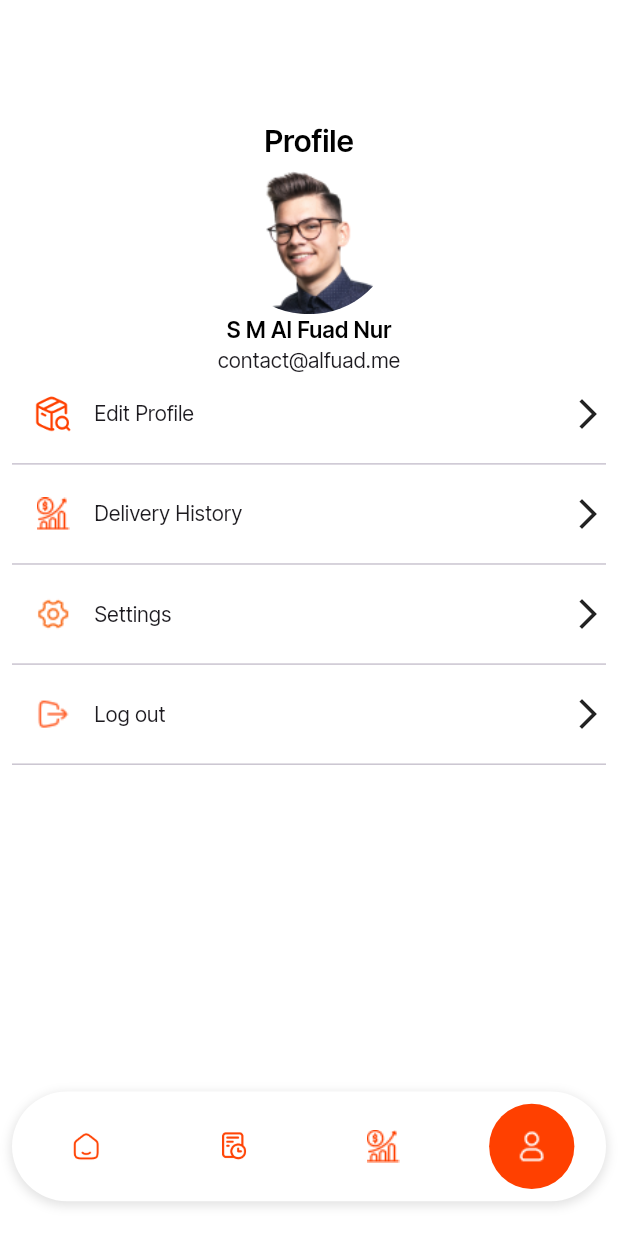
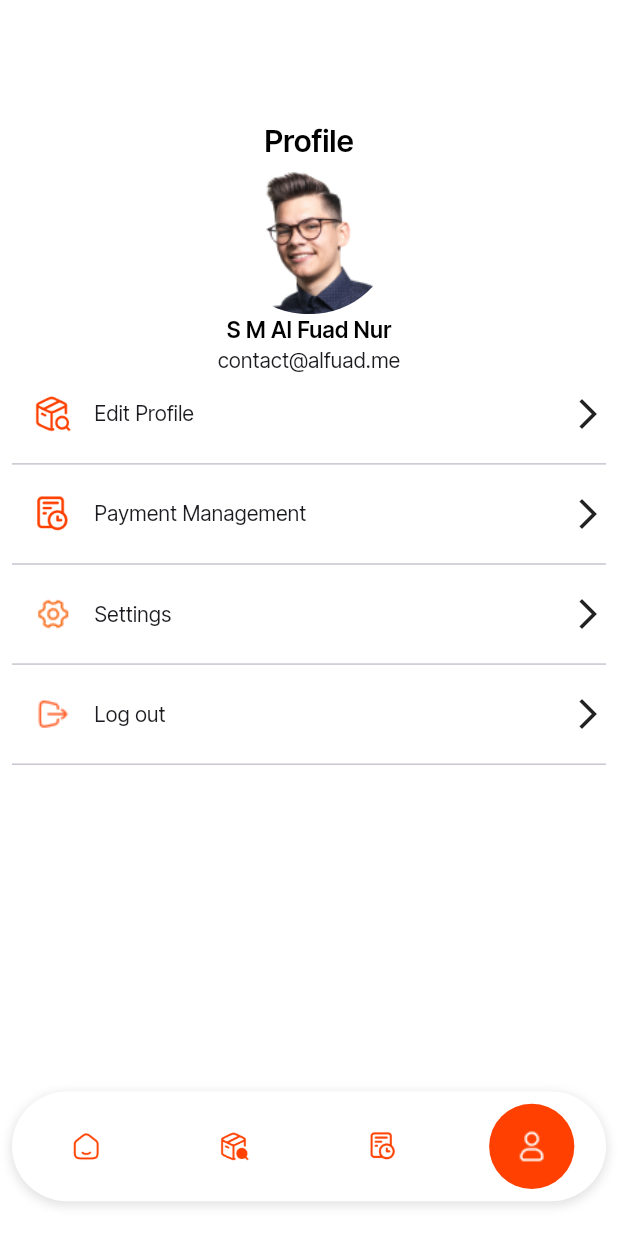
Before and after one commit to backbencherstudio/partsrunner, a Flutter app: the BottomNavScreen screen opened by its route, item 4 of the bottom bar chosen, on a phone screen of 412 x 824 dp. Run offline on Flutter 3.47's test engine with Material 3 defaults, Android fonts, the phone set to English and light mode, and no system bars; our stand-ins replace flutter_riverpod, flutter_screenutil, go_router, google_fonts, pin_code_fields, shared_preferences; missing offline and left inert: flutter_intl_phone_field; accounts and stored records are empty.

Commit message:
feat: implement persistent user role management using Riverpod and SharedPreferences

```diff
--- a/lib/features/auth/presentation/screens/login_Screen.dart
+++ b/lib/features/auth/presentation/screens/login_Screen.dart
@@ -14,14 +14,14 @@ import 'package:partsrunner/features/auth/presentation/widgets/auth_method_widge
 import 'package:partsrunner/features/auth/presentation/widgets/mobile_phone_field.dart';
 import 'package:partsrunner/features/auth/presentation/widgets/or_divider.dart';
 
-class LoginScreen extends StatefulWidget {
+class LoginScreen extends ConsumerStatefulWidget {
   const LoginScreen({super.key});
 
   @override
-  State<LoginScreen> createState() => _LoginScreenState();
+  ConsumerState<LoginScreen> createState() => _LoginScreenState();
 }
 
-class _LoginScreenState extends State<LoginScreen> {
+class _LoginScreenState extends ConsumerState<LoginScreen> {
   final _formKey = GlobalKey<FormState>();
   final _emailController = TextEditingController();
   final _passwordController = TextEditingController();
@@ -192,6 +192,7 @@ class _LoginScreenState extends State<LoginScreen> {
                           ),
                           recognizer: TapGestureRecognizer()
                             ..onTap = () {
+                              ref.invalidate(selectedRoleProvider);
                               context.pushNamed(AppRouteNames.selectRole);
                             },
                         ),
--- a/lib/features/auth/presentation/screens/select_role_screen.dart
+++ b/lib/features/auth/presentation/screens/select_role_screen.dart
@@ -51,7 +51,10 @@ class SelectRoleScreen extends ConsumerWidget {
               onTap: () async {
                 ref.read(selectedRoleProvider.notifier).state =
                     UserRole.contractor;
-                await pref.then((value) => value.setString('role', UserRole.contractor.toString()));
+                await pref.then(
+                  (value) =>
+                      value.setString('userRole', UserRole.contractor.name),
+                );
                 if (context.mounted) {
                   context.goNamed(AppRouteNames.signup);
                 }
@@ -66,7 +69,9 @@ class SelectRoleScreen extends ConsumerWidget {
               isSelected: selectedRole == UserRole.runner,
               onTap: () async {
                 ref.read(selectedRoleProvider.notifier).state = UserRole.runner;
-                await pref.then((value) => value.setString('user_role', UserRole.runner.toString()));
+                await pref.then(
+                  (value) => value.setString('userRole', UserRole.runner.name),
+                );
                 if (context.mounted) {
                   context.goNamed(AppRouteNames.signup);
                 }
--- a/lib/features/bottom_nav/presentation/providers/bottom_nav_provider.dart
+++ b/lib/features/bottom_nav/presentation/providers/bottom_nav_provider.dart
@@ -1,4 +1,15 @@
-
 import 'package:flutter_riverpod/flutter_riverpod.dart';
+import 'package:partsrunner/core/constant/user_role.dart';
+import 'package:shared_preferences/shared_preferences.dart';
 
 final bottomNavProvider = StateProvider<int>((ref) => 0);
+
+final userRoleProvider = FutureProvider<UserRole>((ref) async {
+  final pref = await SharedPreferences.getInstance();
+  final roleString = pref.getString("userRole");
+
+  return UserRole.values.firstWhere(
+    (e) => e.name == roleString,
+    orElse: () => UserRole.contractor,
+  );
+});
--- a/lib/features/bottom_nav/presentation/screens/bottom_nav_screen.dart
+++ b/lib/features/bottom_nav/presentation/screens/bottom_nav_screen.dart
@@ -10,45 +10,37 @@ import '../../../my_order/presentation/screens/my_order_screen.dart';
 import '../../../profile/presentation/screens/profile_screen.dart';
 import '../providers/bottom_nav_provider.dart';
 
-class BottomNavScreen extends ConsumerStatefulWidget {
+class BottomNavScreen extends ConsumerWidget {
   const BottomNavScreen({super.key});
 
   @override
-  ConsumerState<BottomNavScreen> createState() => _BottomNavScreenState();
-}
+  Widget build(BuildContext context, WidgetRef ref) {
+    final currentIndex = ref.watch(bottomNavProvider);
+    final userRoleAsync = ref.watch(userRoleProvider);
 
-class _BottomNavScreenState extends ConsumerState<BottomNavScreen> {
-  late UserRole _userRole;
-
-  @override
-  void initState() {
-    getUserRole();
-    super.initState();
-  }
-
-  Future getUserRole() async {
-    _userRole = UserRole.runner;
-  }
-
-  @override
-  Widget build(BuildContext context) {
-    final currentIndex = ref.watch(bottomNavProvider);
-
+    return userRoleAsync.when(
+      loading: () =>
+          const Scaffold(body: Center(child: CircularProgressIndicator())),
+      error: (e, _) =>
+          const Scaffold(body: Center(child: Text('Failed to load user role'))),
+      data: (userRole) {
         final screens = [
-      HomeScreen(userRole: _userRole),
-      _userRole == UserRole.contractor
+          HomeScreen(userRole: userRole),
+          userRole == UserRole.contractor
               ? const ActiveTrackingScreen()
               : ActiveJobsScreen(),
-      _userRole == UserRole.contractor ? const MyOrderScreen() : WalletScreen(),
-      ProfileScreen(userRole: _userRole),
+          userRole == UserRole.contractor
+              ? const MyOrderScreen()
+              : WalletScreen(),
+          ProfileScreen(userRole: userRole),
         ];
 
         return Scaffold(
           extendBody: true,
-      backgroundColor: Color(0xffF6F7F7),
+          backgroundColor: const Color(0xffF6F7F7),
           body: screens[currentIndex],
           bottomNavigationBar: Padding(
-        padding: EdgeInsets.all(8.0),
+            padding: const EdgeInsets.all(8.0),
             child: Container(
               height: 72.h,
               margin: EdgeInsets.only(bottom: 15.h),
@@ -60,16 +52,21 @@ class _BottomNavScreenState extends ConsumerState<BottomNavScreen> {
                     color: Colors.grey.withValues(alpha: 0.3),
                     spreadRadius: 1.r,
                     blurRadius: 5.r,
-                offset: Offset(0, 2),
+                    offset: const Offset(0, 2),
                   ),
                 ],
               ),
               child: Row(
                 mainAxisAlignment: MainAxisAlignment.spaceAround,
                 children: [
-              _buildNavItem("assets/images/index0.png", 0, currentIndex, ref),
                   _buildNavItem(
-                _userRole == UserRole.contractor
+                    "assets/images/index0.png",
+                    0,
+                    currentIndex,
+                    ref,
+                  ),
+                  _buildNavItem(
+                    userRole == UserRole.contractor
                         ? "assets/images/index1.png"
                         : "assets/images/index2.png",
                     1,
@@ -77,18 +74,25 @@ class _BottomNavScreenState extends ConsumerState<BottomNavScreen> {
                     ref,
                   ),
                   _buildNavItem(
-                _userRole == UserRole.contractor
+                    userRole == UserRole.contractor
                         ? "assets/images/index2.png"
                         : "assets/images/index2.2.png",
                     2,
                     currentIndex,
                     ref,
                   ),
-              _buildNavItem("assets/images/profile.png", 3, currentIndex, ref),
+                  _buildNavItem(
+                    "assets/images/profile.png",
+                    3,
+                    currentIndex,
+                    ref,
+                  ),
                 ],
               ),
             ),
           ),
+        );
+      },
     );
   }
 
@@ -107,12 +111,12 @@ class _BottomNavScreenState extends ConsumerState<BottomNavScreen> {
         padding: EdgeInsets.all(8.r),
         decoration: BoxDecoration(
           shape: BoxShape.circle,
-          color: isSelect ? Color(0xffFF4000) : Colors.transparent,
+          color: isSelect ? const Color(0xffFF4000) : Colors.transparent,
         ),
         child: Image.asset(
           imagePath,
           height: 40.h,
-          color: isSelect ? Color(0xffFFFFFF) : Color(0xffFF4000),
+          color: isSelect ? const Color(0xffFFFFFF) : const Color(0xffFF4000),
         ),
       ),
     );
--- a/lib/features/onboarding/presentation/screens/onboarding_screen.dart
+++ b/lib/features/onboarding/presentation/screens/onboarding_screen.dart
@@ -130,7 +130,7 @@ class _OnboardingScreenState extends ConsumerState<OnboardingScreen> {
                       curve: Curves.easeIn,
                     );
                   } else {
-                    context.goNamed(AppRouteNames.login);
+                    context.goNamed(AppRouteNames.selectRole);
                   }
                 },
                 child: Text(
--- a/lib/features/profile/presentation/screens/profile_screen.dart
+++ b/lib/features/profile/presentation/screens/profile_screen.dart
@@ -1,18 +1,20 @@
 import 'package:flutter/material.dart';
+import 'package:flutter_riverpod/flutter_riverpod.dart';
 import 'package:flutter_screenutil/flutter_screenutil.dart';
 import 'package:go_router/go_router.dart';
 import 'package:partsrunner/core/constant/user_role.dart';
 import 'package:partsrunner/core/routes/app_route_names.dart';
+import 'package:partsrunner/features/bottom_nav/presentation/providers/bottom_nav_provider.dart';
 
-class ProfileScreen extends StatefulWidget {
+class ProfileScreen extends ConsumerStatefulWidget {
   const ProfileScreen({super.key, required this.userRole});
   final UserRole userRole;
 
   @override
-  State<ProfileScreen> createState() => _ProfileScreenState();
+  ConsumerState<ProfileScreen> createState() => _ProfileScreenState();
 }
 
-class _ProfileScreenState extends State<ProfileScreen> {
+class _ProfileScreenState extends ConsumerState<ProfileScreen> {
   @override
   Widget build(BuildContext context) {
     return Scaffold(
@@ -74,7 +76,8 @@ class _ProfileScreenState extends State<ProfileScreen> {
                   context.pushNamed(AppRouteNames.settings);
                 }),
                 Divider(),
-                _profileTab("assets/images/logout.png", "Log out", () {
+                _profileTab("assets/images/logout.png", "Log out", () async {
+                  ref.invalidate(bottomNavProvider);
                   context.goNamed(AppRouteNames.login);
                 }),
                 Divider(),
```
Lines whose indentation alone changed are shown as unchanged.
